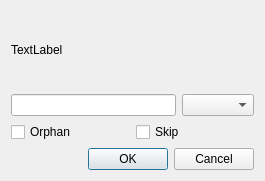
The window that neurolabi/gui/flyem/zflyembodyannotationdialog.ui (janelia-flyem/NeuTu) describes before a commit, drawn with Qt 5.
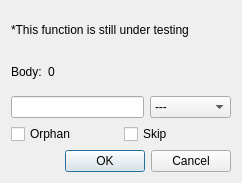
The same window after the commit.

```diff
--- a/neurolabi/gui/flyem/zflyembodyannotationdialog.ui
+++ b/neurolabi/gui/flyem/zflyembodyannotationdialog.ui
@@ -6,22 +6,51 @@
    <rect>
     <x>0</x>
     <y>0</y>
-    <width>265</width>
-    <height>181</height>
+    <width>242</width>
+    <height>183</height>
    </rect>
   </property>
   <property name="windowTitle">
-   <string>Dialog</string>
+   <string>Body Annotation</string>
   </property>
-  <layout class="QVBoxLayout" name="verticalLayout_2">
-   <item>
     <layout class="QVBoxLayout" name="verticalLayout">
      <item>
+    <widget class="QLabel" name="label_2">
+     <property name="text">
+      <string>*This function is still under testing</string>
+     </property>
+    </widget>
+   </item>
+   <item>
+    <layout class="QHBoxLayout" name="horizontalLayout_3">
+     <item>
+      <widget class="QLabel" name="label">
+       <property name="text">
+        <string>Body:</string>
+       </property>
+      </widget>
+     </item>
+     <item>
       <widget class="QLabel" name="bodyIdLabel">
        <property name="text">
-        <string>TextLabel</string>
+        <string>0</string>
        </property>
       </widget>
+     </item>
+     <item>
+      <spacer name="horizontalSpacer">
+       <property name="orientation">
+        <enum>Qt::Horizontal</enum>
+       </property>
+       <property name="sizeHint" stdset="0">
+        <size>
+         <width>40</width>
+         <height>20</height>
+        </size>
+       </property>
+      </spacer>
+     </item>
+    </layout>
      </item>
      <item>
       <layout class="QHBoxLayout" name="horizontalLayout">
@@ -29,7 +58,43 @@
         <widget class="QLineEdit" name="nameLineEdit"/>
        </item>
        <item>
-        <widget class="QComboBox" name="nameComboBox"/>
+      <widget class="QComboBox" name="nameComboBox">
+       <item>
+        <property name="text">
+         <string>---</string>
+        </property>
+       </item>
+       <item>
+        <property name="text">
+         <string>KC-any</string>
+        </property>
+       </item>
+       <item>
+        <property name="text">
+         <string>KC-c</string>
+        </property>
+       </item>
+       <item>
+        <property name="text">
+         <string>KC-s</string>
+        </property>
+       </item>
+       <item>
+        <property name="text">
+         <string>KC-p</string>
+        </property>
+       </item>
+       <item>
+        <property name="text">
+         <string>Others</string>
+        </property>
+       </item>
+       <item>
+        <property name="text">
+         <string>Irrelevant</string>
+        </property>
+       </item>
+      </widget>
        </item>
       </layout>
      </item>
@@ -48,8 +113,6 @@
           <string>Skip</string>
          </property>
         </widget>
-       </item>
-      </layout>
      </item>
     </layout>
    </item>
```
Lines whose indentation alone changed are shown as unchanged.
